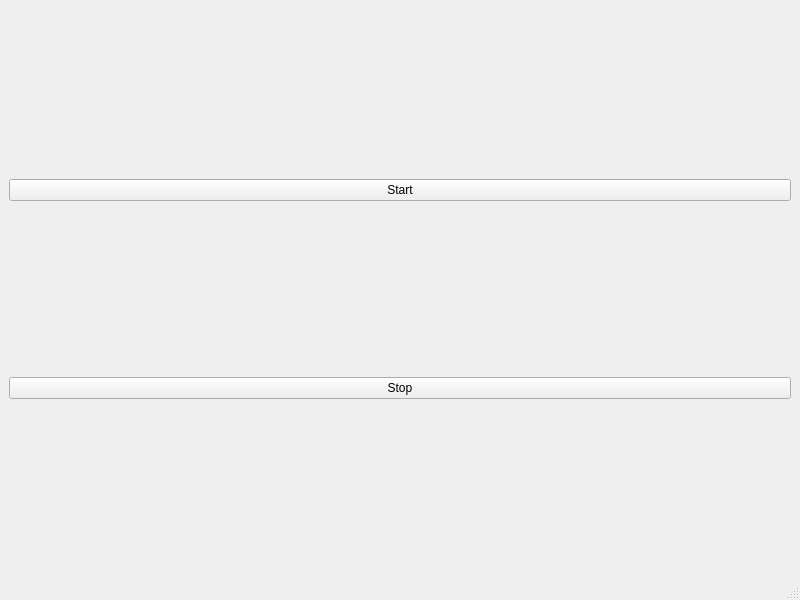
Above: view/main_window.ui from PFTL/hamburg_2020_03 before the change. Below: the same form after it.
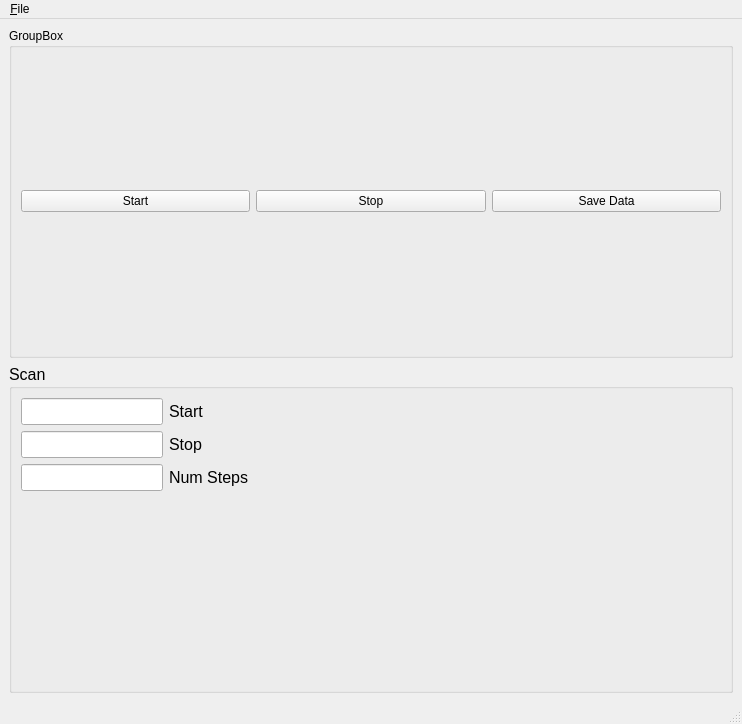
That is the form after the change.

The edit to the form file:
```diff
--- a/view/main_window.ui
+++ b/view/main_window.ui
@@ -6,8 +6,8 @@
    <rect>
     <x>0</x>
     <y>0</y>
-    <width>800</width>
-    <height>600</height>
+    <width>742</width>
+    <height>724</height>
    </rect>
   </property>
   <property name="windowTitle">
@@ -16,17 +16,77 @@
   <widget class="QWidget" name="centralwidget">
    <layout class="QVBoxLayout" name="verticalLayout">
     <item>
-     <widget class="QPushButton" name="start_button">
-      <property name="text">
-       <string>Start</string>
+     <widget class="QGroupBox" name="groupBox">
+      <property name="title">
+       <string>GroupBox</string>
       </property>
+      <layout class="QHBoxLayout" name="horizontalLayout">
+       <item>
+        <widget class="QPushButton" name="start_button">
+         <property name="text">
+          <string>Start</string>
+         </property>
+        </widget>
+       </item>
+       <item>
+        <widget class="QPushButton" name="stop_button">
+         <property name="text">
+          <string>Stop</string>
+         </property>
+        </widget>
+       </item>
+       <item>
+        <widget class="QPushButton" name="save_button">
+         <property name="text">
+          <string>Save Data</string>
+         </property>
+        </widget>
+       </item>
+      </layout>
      </widget>
     </item>
     <item>
-     <widget class="QPushButton" name="stop_button">
-      <property name="text">
-       <string>Stop</string>
+     <widget class="QGroupBox" name="groupBox_2">
+      <property name="font">
+       <font>
+        <pointsize>12</pointsize>
+       </font>
       </property>
+      <property name="title">
+       <string>Scan</string>
+      </property>
+      <layout class="QFormLayout" name="formLayout">
+       <item row="0" column="0">
+        <widget class="QLineEdit" name="start_line"/>
+       </item>
+       <item row="0" column="1">
+        <widget class="QLabel" name="label">
+         <property name="text">
+          <string>Start</string>
+         </property>
+        </widget>
+       </item>
+       <item row="1" column="0">
+        <widget class="QLineEdit" name="stop_line"/>
+       </item>
+       <item row="1" column="1">
+        <widget class="QLabel" name="label_2">
+         <property name="text">
+          <string>Stop</string>
+         </property>
+        </widget>
+       </item>
+       <item row="2" column="0">
+        <widget class="QLineEdit" name="num_steps_line"/>
+       </item>
+       <item row="2" column="1">
+        <widget class="QLabel" name="label_3">
+         <property name="text">
+          <string>Num Steps</string>
+         </property>
+        </widget>
+       </item>
+      </layout>
      </widget>
     </item>
    </layout>
@@ -36,10 +96,17 @@
     <rect>
      <x>0</x>
      <y>0</y>
-     <width>800</width>
+     <width>742</width>
      <height>22</height>
     </rect>
    </property>
+   <widget class="QMenu" name="menuFile">
+    <property name="title">
+     <string>&amp;File</string>
+    </property>
+    <addaction name="actionSave"/>
+   </widget>
+   <addaction name="menuFile"/>
   </widget>
   <widget class="QStatusBar" name="statusbar"/>
  </widget>
```
Left out of the diff: 8 changed lines with no effect on the pictures.
